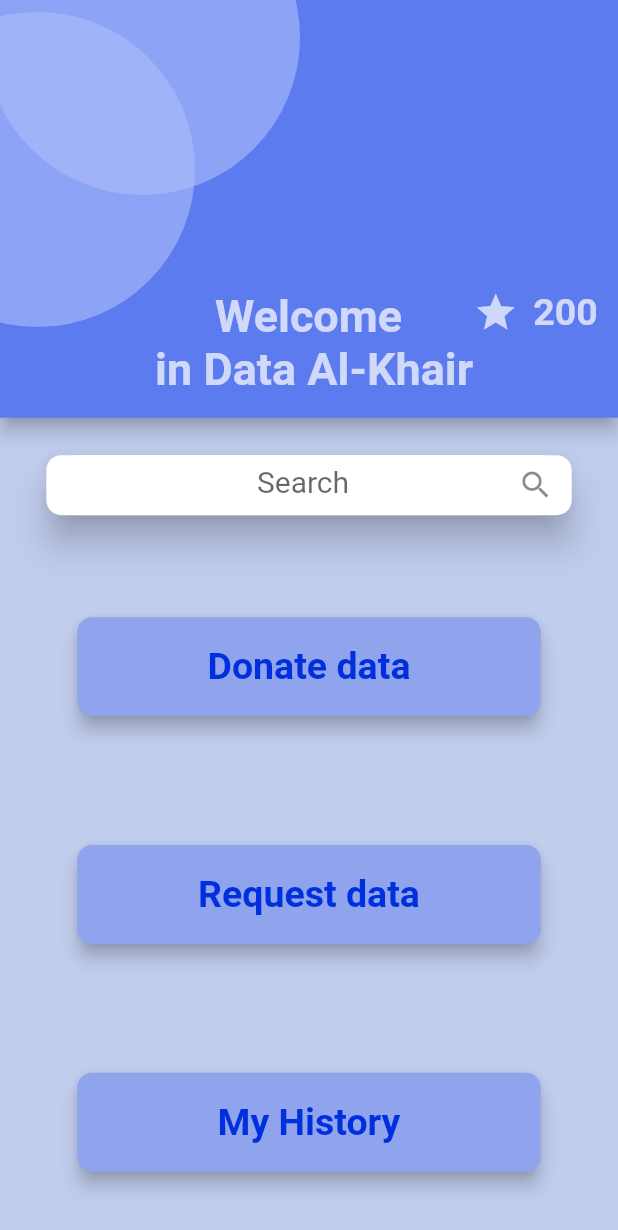
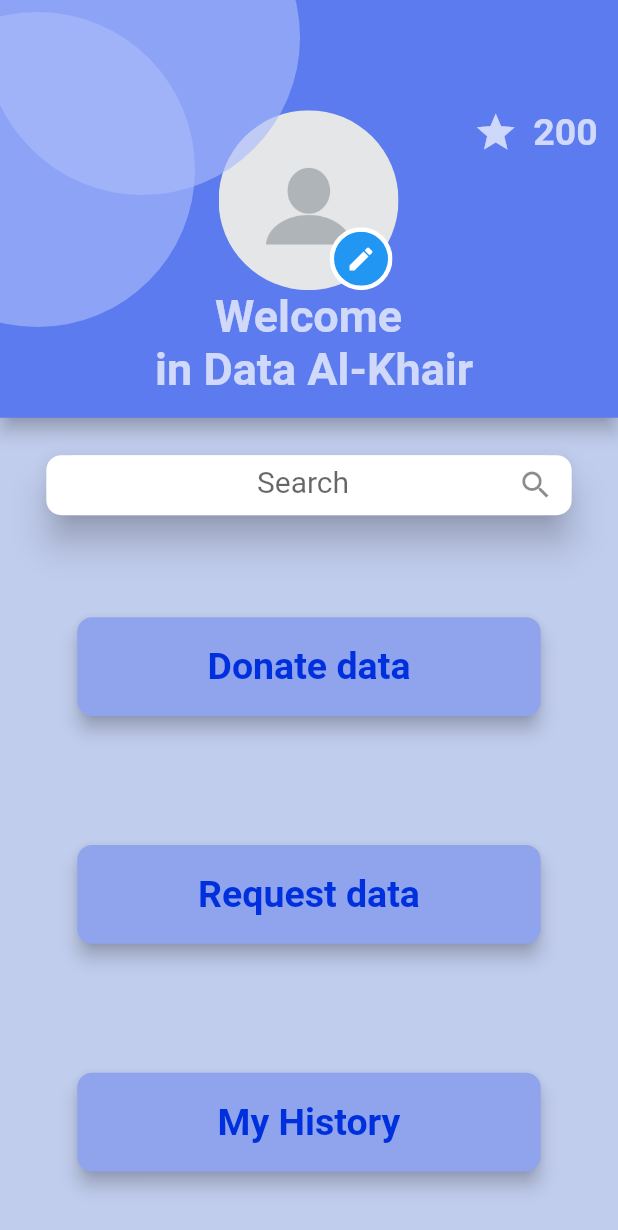
Before and after one commit to bakhadher852/Date_Alkhair_FYP, a Flutter app: the screen it shows after launch, on a phone screen of 412 x 824 dp. Shown: the top 1230 px of the screen. Run offline on Flutter 3.47's test engine with Material 2 defaults, Android fonts, the phone set to English and light mode, and no system bars; our stand-ins replace image_picker.

Commit message:
photo added

```diff
--- a/lib/widget/ProfileWidgetEmpty.dart
+++ b/lib/widget/ProfileWidgetEmpty.dart
@@ -1,17 +1,41 @@
+// ignore_for_file: file_names
+
+import 'dart:io';
+
 import 'package:flutter/material.dart';
+import 'package:flutter/services.dart';
+import 'package:image_picker/image_picker.dart';
 
-class ProfileWidgetEmpty extends StatelessWidget {
-  // final String imagePath;
-  // final VoidCallback onClicked;
-
+class ProfileWidgetEmpty extends StatefulWidget {
   const ProfileWidgetEmpty({
     Key? key,
-    // required this.imagePath,
-    // required this.onClicked,
   }) : super(key: key);
 
   @override
+  State<ProfileWidgetEmpty> createState() => _ProfileWidgetEmptyState();
+}
+
+class _ProfileWidgetEmptyState extends State<ProfileWidgetEmpty> {
+  File? _image;
+  Future _pickImage() async {
+    try {
+      final image = await ImagePicker().pickImage(source: ImageSource.gallery);
+      File? img = File(image!.path);
+
+      // ignore: unnecessary_null_comparison
+      if (image == null) return;
+      setState(() {
+        _image = img;
+      });
+    } on PlatformException catch (e) {
+      print('Failed to pick image:$e');
+    }
+  }
+
+  @override
   Widget build(BuildContext context) {
+    final height = MediaQuery.of(context).size.height;
+    final width = MediaQuery.of(context).size.width;
     final color = Theme.of(context).colorScheme.primary;
 
     return Center(
@@ -29,19 +53,22 @@ class ProfileWidgetEmpty extends StatelessWidget {
   }
 
   Widget buildImage() {
-    final image = NetworkImage('imagePath');
-    final MYimage = AssetImage('assets/img.jpg');
+    const myimage = AssetImage('assets/img.jpg');
     return ClipOval(
         child: Material(
       color: Colors.transparent,
-      child: Ink.image(
-        image: MYimage,
+      child: _image == null
+          ? Ink.image(
+              image: myimage,
               fit: BoxFit.cover,
+              width: 120,
+              height: 120,
+            )
+          : Image.file(
+              _image!,
               width: 128,
               height: 128,
-        child: InkWell(
-          onTap: (() {}),
-        ),
+              fit: BoxFit.cover,
             ),
     ));
   }
@@ -52,7 +79,7 @@ class ProfileWidgetEmpty extends StatelessWidget {
         child: buildCircle(
           color: color,
           all: 8,
-          child: Icon(
+          child: const Icon(
             Icons.edit,
             color: Colors.white,
             size: 20,
@@ -65,11 +92,13 @@ class ProfileWidgetEmpty extends StatelessWidget {
     required double all,
     required Color color,
   }) =>
-      ClipOval(
+      GestureDetector(
+          onTap: (() => _pickImage()),
+          child: ClipOval(
             child: Container(
               padding: EdgeInsets.all(all),
               color: color,
               child: child,
             ),
-      );
+          ));
 }
```
Also changed, not shown: lib/screen/Home_page.dart (+2 -20 lines). Lines whose indentation alone changed are shown as unchanged.
